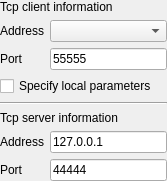
The window that src/pages/tcp/client/SAKTcpClientDeviceController.ui (x-tools-author/x-tools) describes before a commit, drawn with Qt 5.
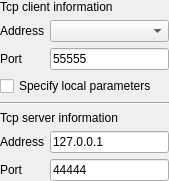
The same window after the commit.

Commit message: rename variable

What changed in the file:
```diff
--- a/src/pages/tcp/client/SAKTcpClientDeviceController.ui
+++ b/src/pages/tcp/client/SAKTcpClientDeviceController.ui
@@ -6,7 +6,7 @@
    <rect>
     <x>0</x>
     <y>0</y>
-    <width>167</width>
+    <width>169</width>
     <height>175</height>
    </rect>
   </property>
```
Left out of the diff: 2 changed lines with no effect on the pictures.
